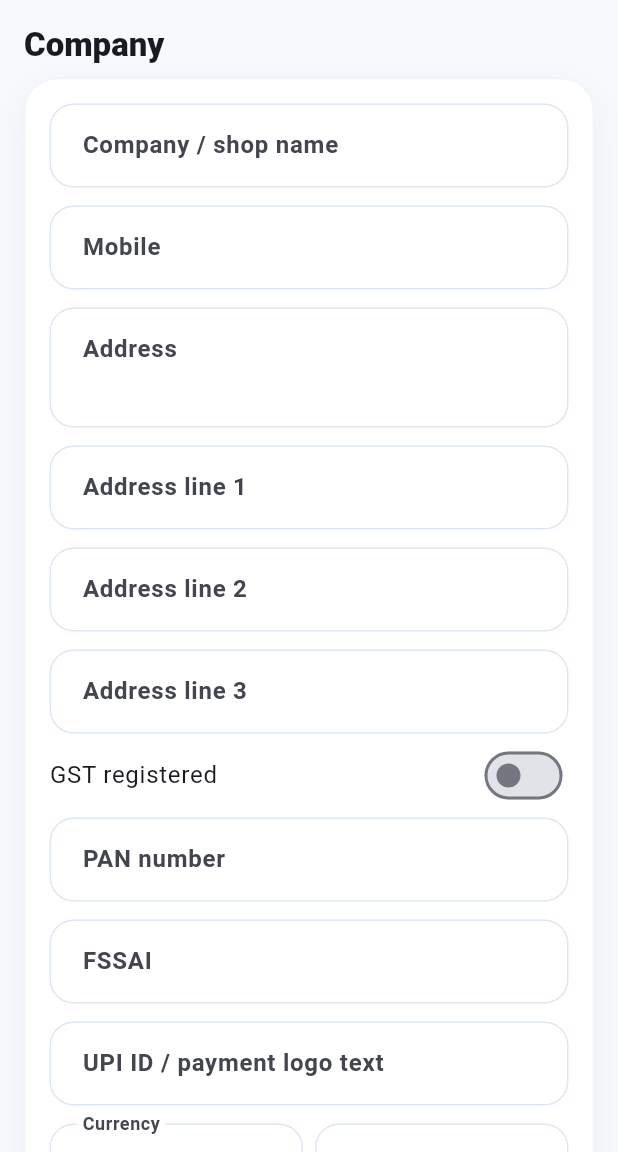
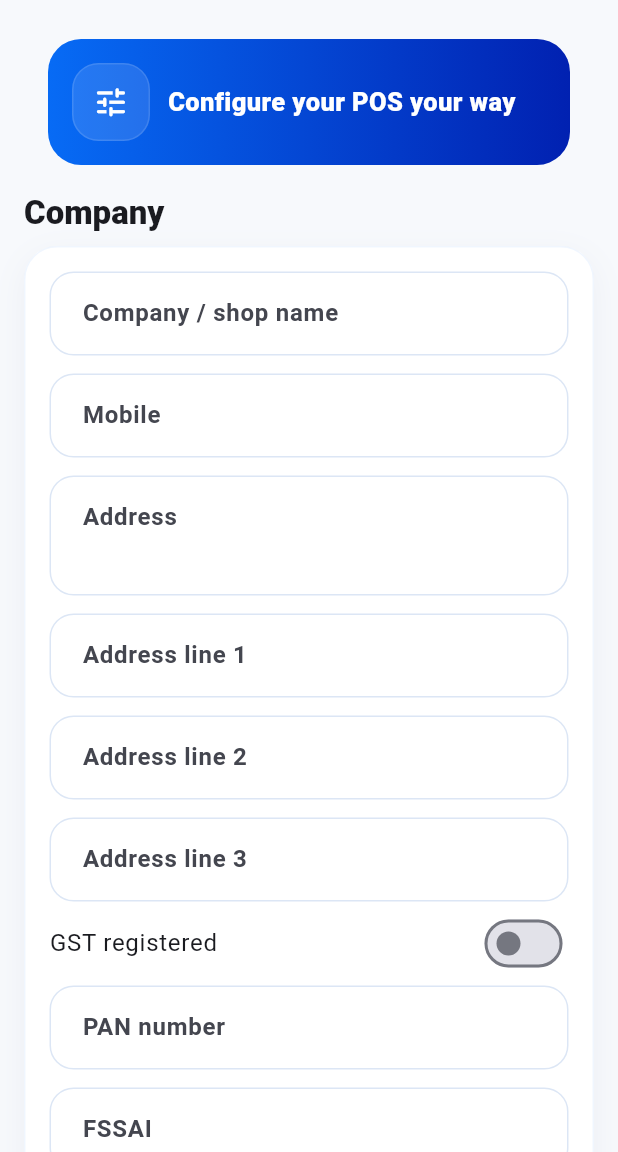
Before and after one commit to Prasad2017/posbillingwala-flutter, a Flutter app: the SettingsPage screen opened by its route, on a phone screen of 412 x 824 dp, the part 84-1236 px from its top. Run offline on Flutter 3.47's test engine with Material 3 defaults, Android fonts, the phone set to English and light mode, and no system bars; our stand-ins replace connectivity_plus, device_info_plus, dio, drift, drift_flutter, firebase_core and 10 more; missing offline and left inert: asn1lib, gal, mobile_scanner, pointycastle, print_bluetooth_thermal, unified_esc_pos_printer; accounts and stored records are empty; generated files the repository leaves out were written again.

Commit message:
feat(ui): continue final reports settings support and masters redesign

```diff
--- a/lib/features/settings/presentation/settings_page.dart
+++ b/lib/features/settings/presentation/settings_page.dart
@@ -13,6 +13,8 @@ import 'package:pos_billingwala_v2/features/print/domain/printer_settings.dart';
 import 'package:pos_billingwala_v2/features/print/domain/shop_receipt_profile.dart';
 import 'package:pos_billingwala_v2/features/print/presentation/printer_device_picker_page.dart';
 import 'package:pos_billingwala_v2/core/widgtes/widgtes.dart';
+import 'package:pos_billingwala_v2/core/widgets/app_module_icon.dart';
+import 'package:pos_billingwala_v2/core/widgets/app_module_icon.dart';
 
 class SettingsPage extends ConsumerStatefulWidget {
   const SettingsPage({super.key});
@@ -53,7 +55,7 @@ class _SettingsPageState extends ConsumerState<SettingsPage> {
   bool _companyBusy = false;
   bool _permissionBusy = false;
   bool _btBusy = false;
-  String _btStatus = 'Checkingâ€¦';
+  String _btStatus = 'Checking…';
   String _usbStatus = 'USB idle';
   Map<Permission, PermissionStatus> _permissionStatuses = const {};
   final _hub = BluetoothPrinterHub.instance;
@@ -636,6 +638,7 @@ class _SettingsPageState extends ConsumerState<SettingsPage> {
       body: ListView(
         padding: const EdgeInsets.all(16),
         children: [
+            Container(margin: const EdgeInsets.fromLTRB(16, 10, 16, 18), padding: const EdgeInsets.all(16), decoration: BoxDecoration(gradient: const LinearGradient(colors: [AppColors.primary, AppColors.primaryDark]), borderRadius: BorderRadius.circular(22)), child: const Row(children: [AppModuleIcon(icon: Icons.tune_rounded, color: Colors.white, size: 52), SizedBox(width: 12), Expanded(child: Text('Configure your POS your way', style: TextStyle(color: Colors.white, fontWeight: FontWeight.w900, fontSize: 17)))])),
           Text(
             'Company',
             style: Theme.of(context).textTheme.titleLarge?.copyWith(
```
